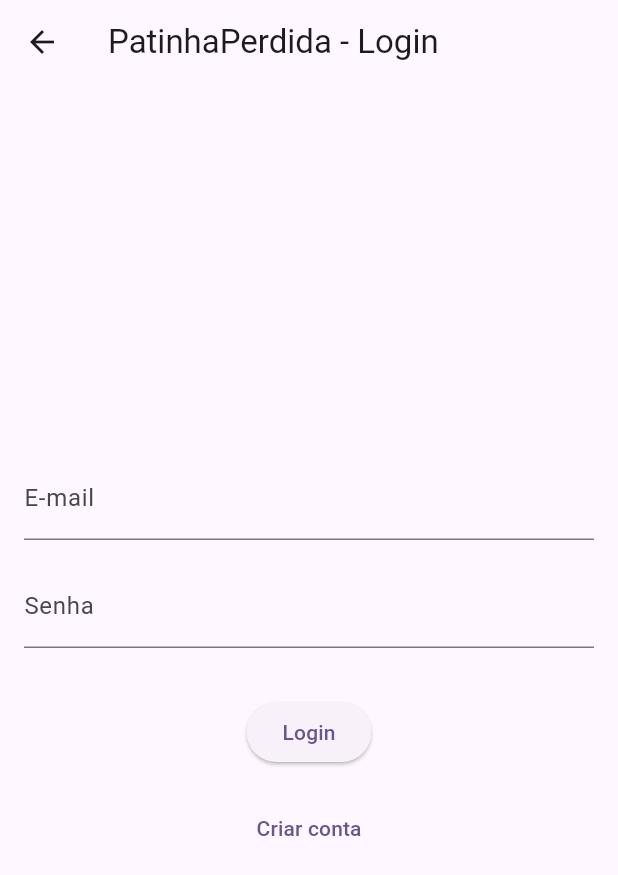
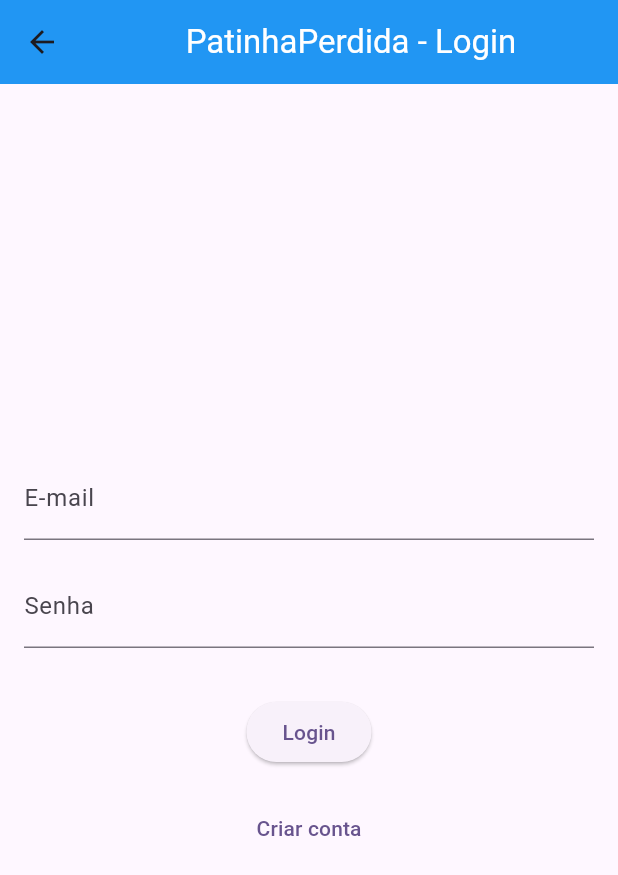
Before and after one commit to EduardoCarvalho01/PatinhaPerdida, a Flutter app: the screen it shows after launch, after a tap on "Login", on a phone screen of 412 x 824 dp. Shown: the top 875 px of the screen. Run offline on Flutter 3.47's test engine with Material 3 defaults, Android fonts, the phone set to English and light mode, and no system bars; our stand-ins replace cloud_firestore, firebase_auth, firebase_core, firebase_storage, geocoding, geolocator and 2 more; accounts and stored records are empty; network calls fail.

Commit message:
atualizando cores superiores

```diff
--- a/lib/screens/homePage.dart
+++ b/lib/screens/homePage.dart
@@ -9,7 +9,16 @@ class HomePage extends StatelessWidget {
   Widget build(BuildContext context) {
     return Scaffold(
       appBar: AppBar(
-        title: Text('PatinhaPerdida - Home'),
+        title: const Center(
+          child: Text(
+            'PatinhaPerdida - Home',
+            style: TextStyle(
+                color: Colors
+                    .white), // Adicione esta linha para definir a cor do texto
+          ),
+        ),
+        backgroundColor: Colors
+            .blue, // Adicione esta linha para definir a cor do fundo do AppBar
       ),
       body: Center(
         child: Column(
@@ -17,14 +26,16 @@ class HomePage extends StatelessWidget {
           children: [
             ElevatedButton(
               onPressed: () {
-                Navigator.push(context, MaterialPageRoute(builder: (context) => LoginPage()));
+                Navigator.push(context,
+                    MaterialPageRoute(builder: (context) => LoginPage()));
               },
               child: Text('Login'),
             ),
             SizedBox(height: 16.0),
             ElevatedButton(
               onPressed: () {
-                Navigator.push(context, MaterialPageRoute(builder: (context) => RegisterPage()));
+                Navigator.push(context,
+                    MaterialPageRoute(builder: (context) => RegisterPage()));
               },
               child: Text('Registrar'),
             ),
--- a/lib/screens/loginPage.dart
+++ b/lib/screens/loginPage.dart
@@ -26,7 +26,7 @@ class _LoginPageState extends State<LoginPage> {
       if (credential.user != null) {
         navigator.pushReplacement(
           MaterialPageRoute(
-            builder: (context) =>  FeedPage(),
+            builder: (context) => FeedPage(),
           ),
         );
       }
@@ -58,7 +58,16 @@ class _LoginPageState extends State<LoginPage> {
   Widget build(BuildContext context) {
     return Scaffold(
       appBar: AppBar(
-        title: Text('PatinhaPerdida - Login'),
+        title: const Center(
+          child: Text(
+            'PatinhaPerdida - Login',
+            style: TextStyle(
+                color: Colors
+                    .white), // Adicione esta linha para definir a cor do texto
+          ),
+        ),
+        backgroundColor: Colors
+            .blue, // Adicione esta linha para definir a cor do fundo do AppBar
       ),
       body: Padding(
         padding: const EdgeInsets.all(16.0),
```
Also changed, not shown: lib/screens/cadastroPostPage.dart (+25 -10 lines), lib/screens/detalhesPostPage.dart (+10 -1 lines), lib/screens/feedPage.dart (+10 -2 lines), lib/screens/registerPage.dart (+10 -1 lines).
